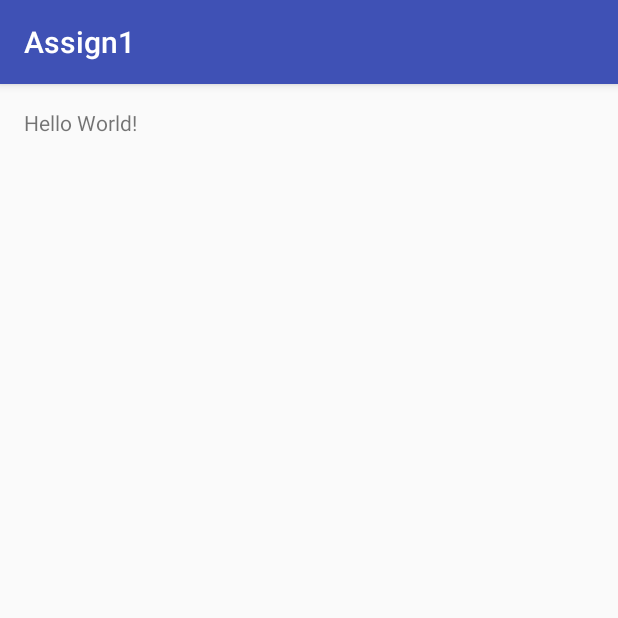
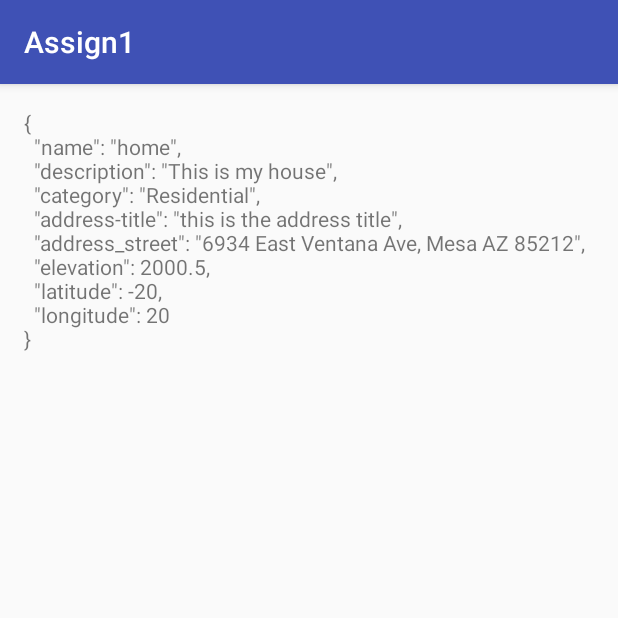
Before and after one commit to christopher-henderson/423, an Android app: the screen it shows after launch (MainActivity), on a phone screen of 412 x 824 dp, the top half of it. Run offline under Robolectric (Android 15) with nearby library versions, the phone set to English and light mode, and no system bars.

Commit message:
I think that's all I need for the android portion of it

```diff
--- a/assignment1/Assign1/app/src/main/java/ser423/cghende1/bsse/asu/edu/assign1/MainActivity.java
+++ b/assignment1/Assign1/app/src/main/java/ser423/cghende1/bsse/asu/edu/assign1/MainActivity.java
@@ -2,6 +2,7 @@ package ser423.cghende1.bsse.asu.edu.assign1;
 
 import android.support.v7.app.AppCompatActivity;
 import android.os.Bundle;
+import android.widget.TextView;
 
 public class MainActivity extends AppCompatActivity {
 
@@ -9,5 +10,11 @@ public class MainActivity extends AppCompatActivity {
     protected void onCreate(Bundle savedInstanceState) {
         super.onCreate(savedInstanceState);
         setContentView(R.layout.activity_main);
+        PlaceDescription pd = new PlaceDescription(
+                "home", "This is my house", "Residential", "this is the address title",
+                "6934 East Ventana Ave, Mesa AZ 85212", 2000.5, -20, 20
+        );
+        TextView pdText = (TextView) findViewById(R.id.placeDescription);
+        pdText.setText(pd.toJSON());
     }
 }
--- a/assignment1/Assign1/app/src/main/java/ser423/cghende1/bsse/asu/edu/assign1/PlaceDescription.java
+++ b/assignment1/Assign1/app/src/main/java/ser423/cghende1/bsse/asu/edu/assign1/PlaceDescription.java
@@ -78,6 +78,23 @@ public class PlaceDescription {
         );
     }
 
+    public String toJSON() {
+        try {
+            JSONObject obj = new JSONObject();
+            obj.put("name", this.name);
+            obj.put("description", this.description);
+            obj.put("category", this.category);
+            obj.put("address-title", this.address_title);
+            obj.put("address_street", this.address_street);
+            obj.put("elevation", this.elevation);
+            obj.put("latitude", this.latitude);
+            obj.put("longitude", this.longitude);
+            return obj.toString(2);
+        } catch (Exception err) {
+            return err.toString();
+        }
+    }
+
     public double getLongitude() {
         return longitude;
     }
--- a/assignment1/Assign1/app/src/main/res/layout/activity_main.xml
+++ b/assignment1/Assign1/app/src/main/res/layout/activity_main.xml
@@ -11,7 +11,12 @@
     tools:context="ser423.cghende1.bsse.asu.edu.assign1.MainActivity">
 
     <TextView
+        android:text="TextView"
         android:layout_width="wrap_content"
         android:layout_height="wrap_content"
-        android:text="Hello World!" />
+        android:id="@+id/placeDescription"
+        android:layout_alignParentStart="true"
+        android:layout_alignParentEnd="true"
+        android:layout_alignParentBottom="true"
+        android:layout_alignParentTop="true" />
 </RelativeLayout>
```
Also changed, not shown: assignment1/Assign1/app/src/main/res/values/strings.xml (+10 -0 lines).
